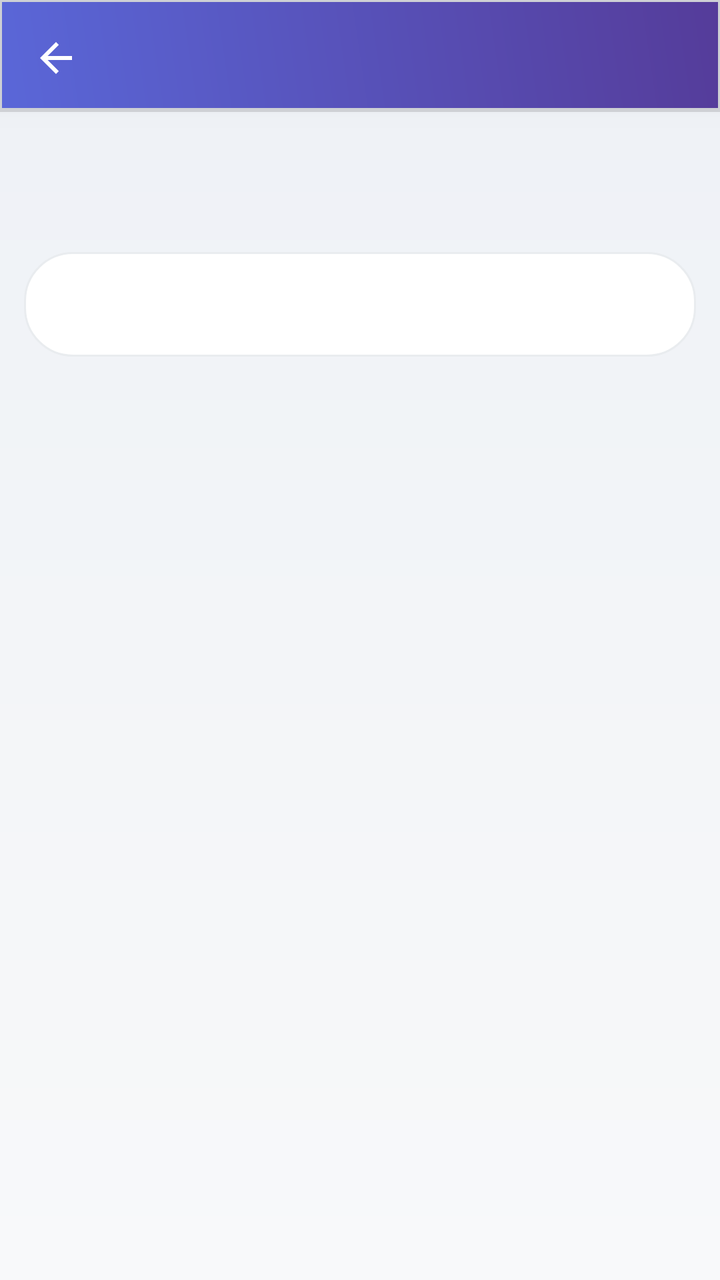
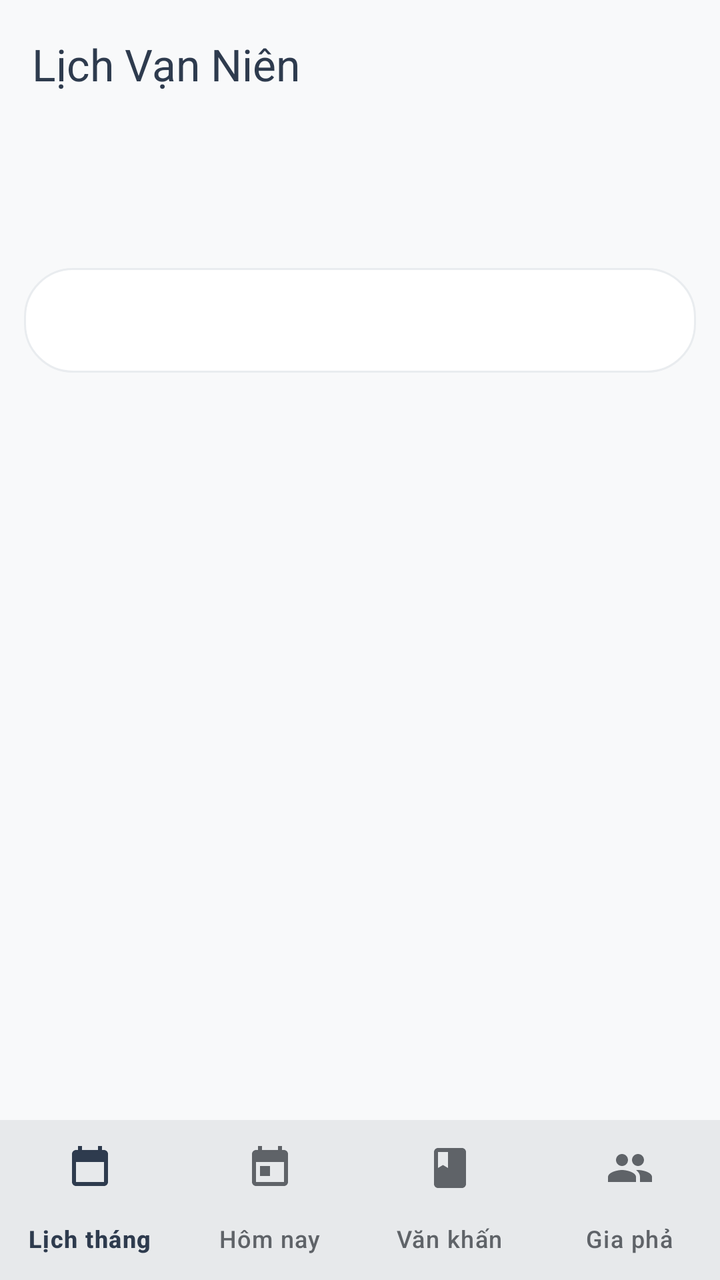

Two renders of the same Android screen: before a commit and after it. Below are the layout's source before the change and the commit's diff.
<!-- AndroidManifest.xml: activity theme AppTheme -->
<!-- res/layout/activity_van_khan_detail.xml -->
<?xml version="1.0" encoding="utf-8"?>
<LinearLayout xmlns:android="http://schemas.android.com/apk/res/android"
    xmlns:app="http://schemas.android.com/apk/res-auto"
    android:layout_width="match_parent"
    android:layout_height="match_parent"
    android:background="@drawable/month_screen_background"
    android:orientation="vertical">

    <androidx.appcompat.widget.Toolbar
        android:id="@+id/toolbar"
        android:layout_width="match_parent"
        android:layout_height="?attr/actionBarSize"
        android:background="@drawable/toolbar_background"
        android:elevation="8dp"
        android:theme="@style/ThemeOverlay.AppCompat.Dark.ActionBar"
        app:navigationIcon="@drawable/ic_arrow_back"
        app:popupTheme="@style/ThemeOverlay.AppCompat.Light" />

    <androidx.core.widget.NestedScrollView
        android:id="@+id/detail_scroll"
        android:layout_width="match_parent"
        android:layout_height="0dp"
        android:layout_weight="1">

        <LinearLayout
            android:layout_width="match_parent"
            android:layout_height="wrap_content"
            android:orientation="vertical"
            android:padding="12dp">

            <TextView
                android:id="@+id/detail_legend"
                android:layout_width="match_parent"
                android:layout_height="wrap_content"
                android:paddingHorizontal="4dp"
                android:paddingBottom="8dp"
                android:textColor="@color/textSecondary"
                android:textSize="12sp" />

            <TextView
                android:id="@+id/detail_title"
                android:layout_width="match_parent"
                android:layout_height="wrap_content"
                android:paddingHorizontal="4dp"
                android:paddingBottom="8dp"
                android:textColor="@color/primaryDarkColor"
                android:textSize="19sp"
                android:textStyle="bold" />

            <TextView
                android:id="@+id/detail_body"
                android:layout_width="match_parent"
                android:layout_height="wrap_content"
                android:background="@drawable/month_card_background"
                android:lineSpacingExtra="4dp"
                android:padding="16dp"
                android:textColor="@color/textPrimary"
                android:textIsSelectable="true"
                android:textSize="15sp" />

            <HorizontalScrollView
                android:layout_width="match_parent"
                android:layout_height="wrap_content"
                android:layout_marginTop="10dp"
                android:scrollbars="none">

                <LinearLayout
                    android:id="@+id/detail_fields"
                    android:layout_width="wrap_content"
                    android:layout_height="wrap_content"
                    android:orientation="horizontal" />

            </HorizontalScrollView>

        </LinearLayout>
    </androidx.core.widget.NestedScrollView>
</LinearLayout>
<!-- resources referenced by this layout -->
<resources>
  <color name="primaryDarkColor">#1A2332</color>
  <color name="textPrimary">#2E3B4E</color>
  <color name="textSecondary">#5F6368</color>
  <!-- drawable ic_arrow_back (drawable) -->
  <?xml version="1.0" encoding="utf-8"?>
  <vector xmlns:android="http://schemas.android.com/apk/res/android"
      android:width="24dp"
      android:height="24dp"
      android:viewportWidth="24"
      android:viewportHeight="24">
      <path
          android:fillColor="#FFFFFF"
          android:pathData="M20,11H7.83l5.59,-5.59L12,4l-8,8 8,8 1.41,-1.41L7.83,13H20v-2z"/>
  </vector>
  <!-- drawable month_card_background (drawable) -->
  <?xml version="1.0" encoding="utf-8"?>
  <shape xmlns:android="http://schemas.android.com/apk/res/android">
      <solid android:color="#FFFFFF" />
      <corners android:radius="24dp" />
      <stroke
          android:width="1dp"
          android:color="@color/cardBorder" />
  </shape>
  <!-- drawable month_screen_background (drawable) -->
  <?xml version="1.0" encoding="utf-8"?>
  <shape xmlns:android="http://schemas.android.com/apk/res/android">
      <gradient
          android:angle="90"
          android:endColor="@color/monthBackgroundEnd"
          android:startColor="@color/backgroundPrimary"
          android:type="linear" />
  </shape>
  <!-- drawable toolbar_background (drawable) -->
  <?xml version="1.0" encoding="utf-8"?>
  <layer-list xmlns:android="http://schemas.android.com/apk/res/android">
      
      <item>
          <shape android:shape="rectangle">
              <solid android:color="#20000000" />
              <padding
                  android:bottom="2dp"
                  android:left="1dp"
                  android:right="1dp"
                  android:top="1dp" />
          </shape>
      </item>
      
      
      <item>
          <shape android:shape="rectangle">
              <gradient
                  android:angle="45"
                  android:startColor="@color/gradientSecondaryStart"
                  android:endColor="@color/gradientSecondaryEnd"
                  android:type="linear" />
          </shape>
      </item>
  </layer-list>
  <style name="AppTheme" parent="Theme.AppCompat.Light.NoActionBar">
          <item name="colorPrimary">@color/primaryColor</item>
          <item name="colorPrimaryDark">@color/primaryDarkColor</item>
          <item name="colorAccent">@color/secondaryColor</item>
          <item name="android:windowIsTranslucent">true</item>
          <item name="android:windowTranslucentStatus">true</item>
          <item name="android:statusBarColor">@android:color/transparent</item>
          <item name="android:windowBackground">@color/backgroundPrimary</item>
          <item name="android:textColorPrimary">@color/textPrimary</item>
          <item name="android:textColorSecondary">@color/textSecondary</item>
      </style>
  <color name="cardBorder">#E9ECEF</color>
  <color name="monthBackgroundEnd">#EEF1F6</color>
  <color name="backgroundPrimary">#F8F9FA</color>
  <color name="gradientSecondaryStart">#5A67D8</color>
  <color name="gradientSecondaryEnd">#553C9A</color>
  <color name="primaryColor">#2E3B4E</color>
  <color name="secondaryColor">#C2185B</color>
</resources>

<!-- the commit's change to res/layout/activity_van_khan_detail.xml (unified diff, before → after) -->
@@ -3,18 +3,18 @@
     xmlns:app="http://schemas.android.com/apk/res-auto"
     android:layout_width="match_parent"
     android:layout_height="match_parent"
-    android:background="@drawable/month_screen_background"
-    android:orientation="vertical">
+    android:background="?attr/colorSurface"
+    android:orientation="vertical"
+    android:id="@+id/app_root">
 
-    <androidx.appcompat.widget.Toolbar
-        android:id="@+id/toolbar"
+    <include layout="@layout/app_header" />
+    <LinearLayout
+        android:id="@+id/app_body"
         android:layout_width="match_parent"
-        android:layout_height="?attr/actionBarSize"
-        android:background="@drawable/toolbar_background"
-        android:elevation="8dp"
-        android:theme="@style/ThemeOverlay.AppCompat.Dark.ActionBar"
-        app:navigationIcon="@drawable/ic_arrow_back"
-        app:popupTheme="@style/ThemeOverlay.AppCompat.Light" />
+        android:layout_height="0dp"
+        android:layout_weight="1"
+        android:orientation="vertical">
+
 
     <androidx.core.widget.NestedScrollView
         android:id="@+id/detail_scroll"
@@ -74,4 +74,33 @@
 
         </LinearLayout>
     </androidx.core.widget.NestedScrollView>
+        </LinearLayout>
+
+<include layout="@layout/app_bottom_nav" />
+
 </LinearLayout>
+<!-- res/layout/app_header.xml (included above) -->
+<?xml version="1.0" encoding="utf-8"?>
+<com.google.android.material.appbar.MaterialToolbar xmlns:android="http://schemas.android.com/apk/res/android"
+    xmlns:app="http://schemas.android.com/apk/res-auto"
+    android:id="@+id/toolbar"
+    android:layout_width="match_parent"
+    android:layout_height="?attr/actionBarSize"
+    android:background="?attr/colorSurface"
+    android:elevation="0dp"
+    app:navigationIconTint="?attr/colorOnSurface"
+    app:title="@string/app_name"
+    app:titleTextColor="?attr/colorOnSurface" />
+<!-- res/layout/app_bottom_nav.xml (included above) -->
+<?xml version="1.0" encoding="utf-8"?>
+<com.google.android.material.bottomnavigation.BottomNavigationView xmlns:android="http://schemas.android.com/apk/res/android"
+    xmlns:app="http://schemas.android.com/apk/res-auto"
+    android:id="@+id/bottom_navigation"
+    android:layout_width="match_parent"
+    android:layout_height="wrap_content"
+    android:background="?attr/colorSurface"
+    android:elevation="3dp"
+    app:itemIconTint="@color/bottom_nav_item_color"
+    app:itemTextColor="@color/bottom_nav_item_color"
+    app:labelVisibilityMode="labeled"
+    app:menu="@menu/main_bottom_nav" />
<!-- resource entries referenced after the edit -->
@@ -3,78 +3,44 @@
   <color name="primaryDarkColor">#1A2332</color>
   <color name="textPrimary">#2E3B4E</color>
   <color name="textSecondary">#5F6368</color>
-  <!-- drawable ic_arrow_back (drawable) -->
-  <?xml version="1.0" encoding="utf-8"?>
-  <vector xmlns:android="http://schemas.android.com/apk/res/android"
-      android:width="24dp"
-      android:height="24dp"
-      android:viewportWidth="24"
-      android:viewportHeight="24">
-      <path
-          android:fillColor="#FFFFFF"
-          android:pathData="M20,11H7.83l5.59,-5.59L12,4l-8,8 8,8 1.41,-1.41L7.83,13H20v-2z"/>
-  </vector>
   <!-- drawable month_card_background (drawable) -->
   <?xml version="1.0" encoding="utf-8"?>
   <shape xmlns:android="http://schemas.android.com/apk/res/android">
-      <solid android:color="#FFFFFF" />
+      <solid android:color="?attr/colorSurfaceVariant" />
       <corners android:radius="24dp" />
       <stroke
           android:width="1dp"
-          android:color="@color/cardBorder" />
+          android:color="?attr/colorOutline" />
   </shape>
-  <!-- drawable month_screen_background (drawable) -->
-  <?xml version="1.0" encoding="utf-8"?>
-  <shape xmlns:android="http://schemas.android.com/apk/res/android">
-      <gradient
-          android:angle="90"
-          android:endColor="@color/monthBackgroundEnd"
-          android:startColor="@color/backgroundPrimary"
-          android:type="linear" />
-  </shape>
-  <!-- drawable toolbar_background (drawable) -->
-  <?xml version="1.0" encoding="utf-8"?>
-  <layer-list xmlns:android="http://schemas.android.com/apk/res/android">
-      
-      <item>
-          <shape android:shape="rectangle">
-              <solid android:color="#20000000" />
-              <padding
-                  android:bottom="2dp"
-                  android:left="1dp"
-                  android:right="1dp"
-                  android:top="1dp" />
-          </shape>
-      </item>
-      
-      
-      <item>
-          <shape android:shape="rectangle">
-              <gradient
-                  android:angle="45"
-                  android:startColor="@color/gradientSecondaryStart"
-                  android:endColor="@color/gradientSecondaryEnd"
-                  android:type="linear" />
-          </shape>
-      </item>
-  </layer-list>
-  <style name="AppTheme" parent="Theme.AppCompat.Light.NoActionBar">
+  <string name="app_name">Lịch Vạn Niên</string>
+  <style name="AppTheme" parent="Theme.Material3.Light.NoActionBar">
           <item name="colorPrimary">@color/primaryColor</item>
-          <item name="colorPrimaryDark">@color/primaryDarkColor</item>
-          <item name="colorAccent">@color/secondaryColor</item>
-          <item name="android:windowIsTranslucent">true</item>
-          <item name="android:windowTranslucentStatus">true</item>
+          <item name="colorOnPrimary">@color/textLight</item>
+          <item name="colorPrimaryContainer">@color/monthTonal</item>
+          <item name="colorOnPrimaryContainer">@color/primaryDarkColor</item>
+          <item name="colorSecondary">@color/secondaryColor</item>
+          <item name="colorOnSecondary">@color/textLight</item>
+          <item name="colorSecondaryContainer">@color/monthTonal</item>
+          <item name="colorOnSecondaryContainer">@color/primaryDarkColor</item> 
+          <item name="colorSurface">@color/backgroundPrimary</item>
+          <item name="colorOnSurface">@color/textPrimary</item>
+          <item name="colorSurfaceVariant">@color/backgroundSecondary</item>
+          <item name="colorOnSurfaceVariant">@color/textSecondary</item>
+          <item name="colorOutline">@color/cardBorder</item>
+          <item name="android:windowBackground">@color/backgroundPrimary</item>
           <item name="android:statusBarColor">@android:color/transparent</item>
-          <item name="android:windowBackground">@color/backgroundPrimary</item>
+          <item name="android:navigationBarColor">@android:color/transparent</item>
+          <item name="android:windowLightStatusBar">true</item>
+          <item name="android:windowLightNavigationBar">true</item>
           <item name="android:textColorPrimary">@color/textPrimary</item>
           <item name="android:textColorSecondary">@color/textSecondary</item>
       </style>
   <color name="cardBorder">#E9ECEF</color>
-  <color name="monthBackgroundEnd">#EEF1F6</color>
   <color name="backgroundPrimary">#F8F9FA</color>
-  <color name="gradientSecondaryStart">#5A67D8</color>
-  <color name="gradientSecondaryEnd">#553C9A</color>
+  <color name="backgroundSecondary">#FFFFFF</color>
   <color name="primaryColor">#2E3B4E</color>
+  <color name="textLight">#FFFFFF</color>
+  <color name="monthTonal">#FCE4EC</color>
   <color name="secondaryColor">#C2185B</color>
 </resources>
 
